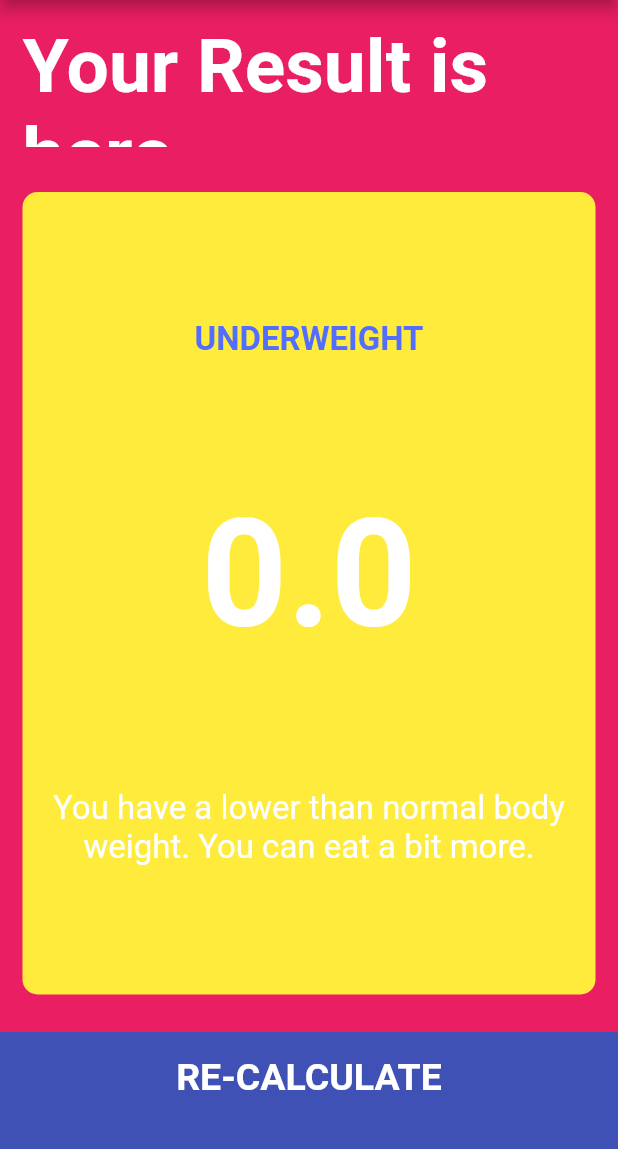
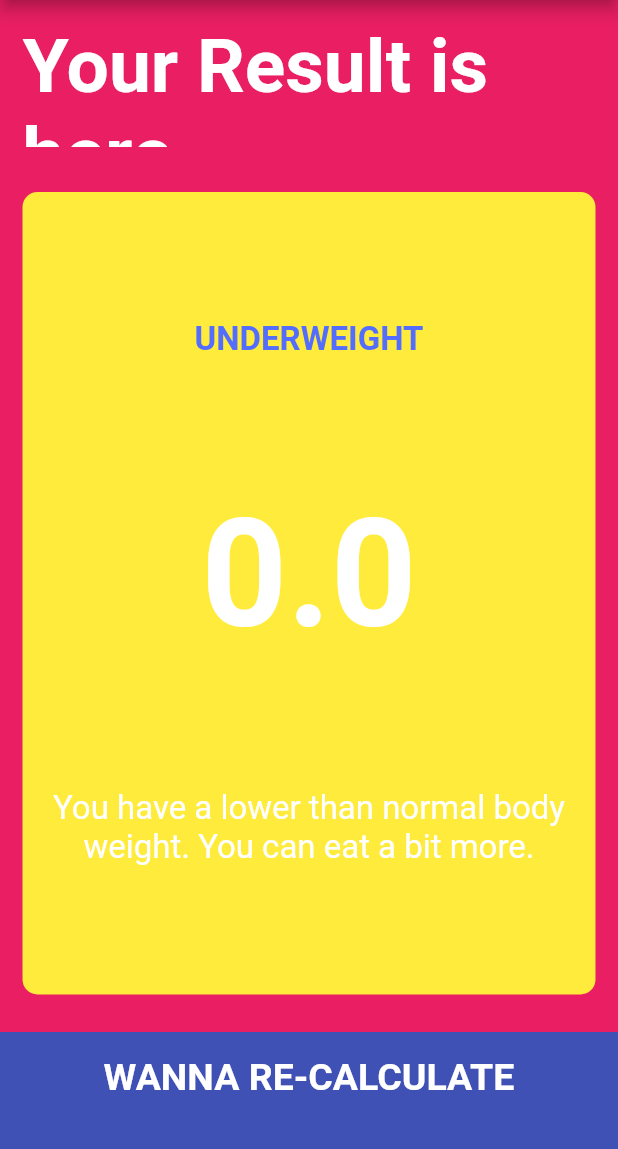
Before and after one commit to ShajaGraphics/BMI-Modified-Calculator-051, a Flutter app: the screen it shows after launch, after a tap on "CALCULATE", on a phone screen of 412 x 824 dp, the part 84-1233 px from its top. Run offline on Flutter 3.47's test engine with Material 2 defaults, Android fonts, the phone set to English and light mode, and no system bars; our stand-ins replace font_awesome_flutter.

Commit message:
BottomButton LABEL changed

```diff
--- a/lib/screens/results_page.dart
+++ b/lib/screens/results_page.dart
@@ -59,7 +59,7 @@ class ResultsPage extends StatelessWidget {
             ),
           ),
           BottomButton(
-            buttonTitle: 'RE-CALCULATE',
+            buttonTitle: 'WANNA RE-CALCULATE',
             onTap: () {
               Navigator.pop(context);
             },
```
